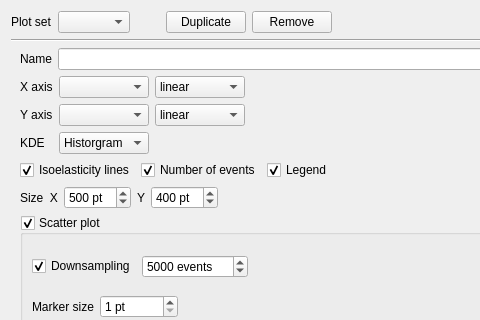
Above: shapeout2/gui/ana_plot.ui from ZELLMECHANIK-DRESDEN/ShapeOut2 before the change; both pictures show x 0 to 480 and y 0 to 320 of the 699 by 628 pixel window. Below: the same form after it.
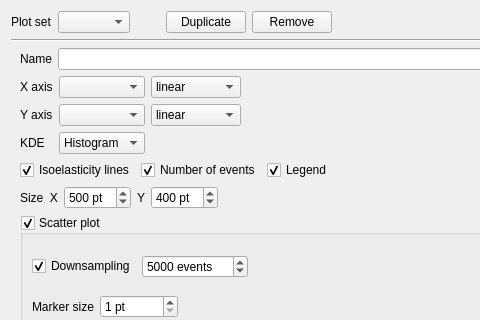
That is the form after the change.

```diff
--- a/shapeout2/gui/ana_plot.ui
+++ b/shapeout2/gui/ana_plot.ui
@@ -130,7 +130,7 @@
         <widget class="QComboBox" name="comboBox_5">
          <item>
           <property name="text">
-           <string>Historgram</string>
+           <string>Histogram</string>
           </property>
          </item>
         </widget>
```
Left out of the diff: 61 changed lines with no effect on the pictures.
